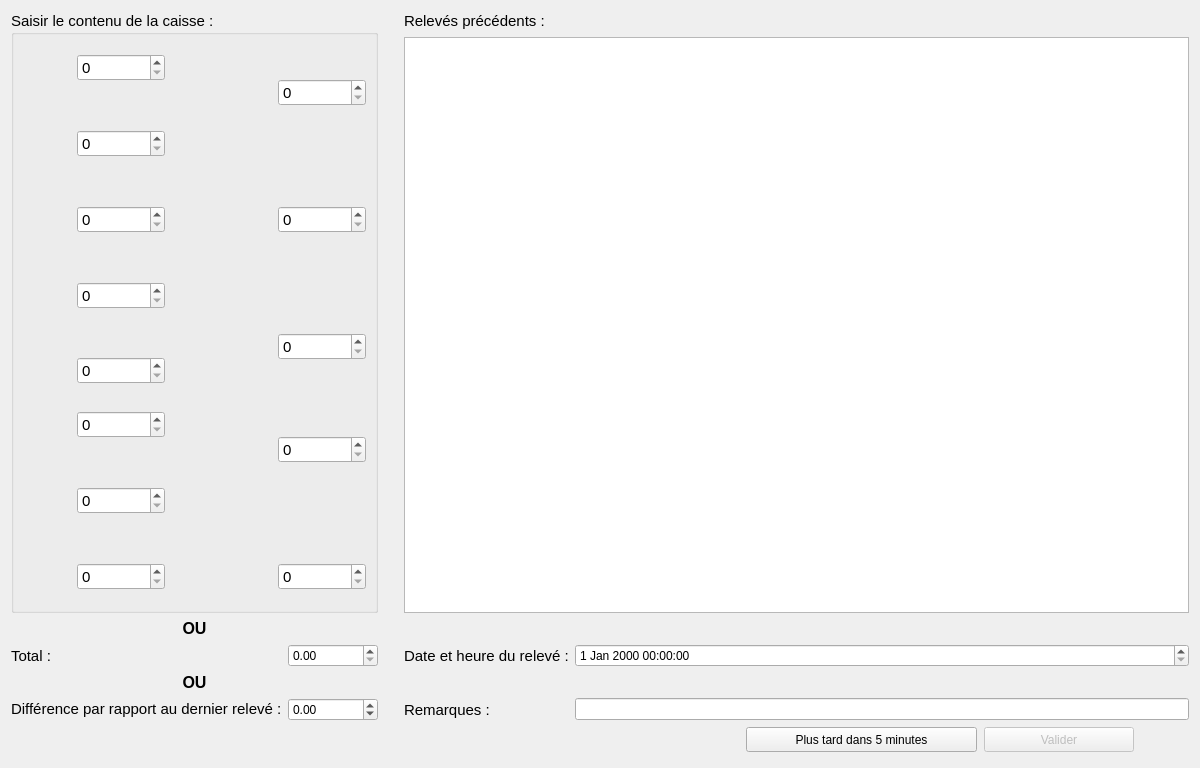
This is d_releve.ui in nivhg/ludopen as Qt 5 draws it before an edit. The edited form follows.
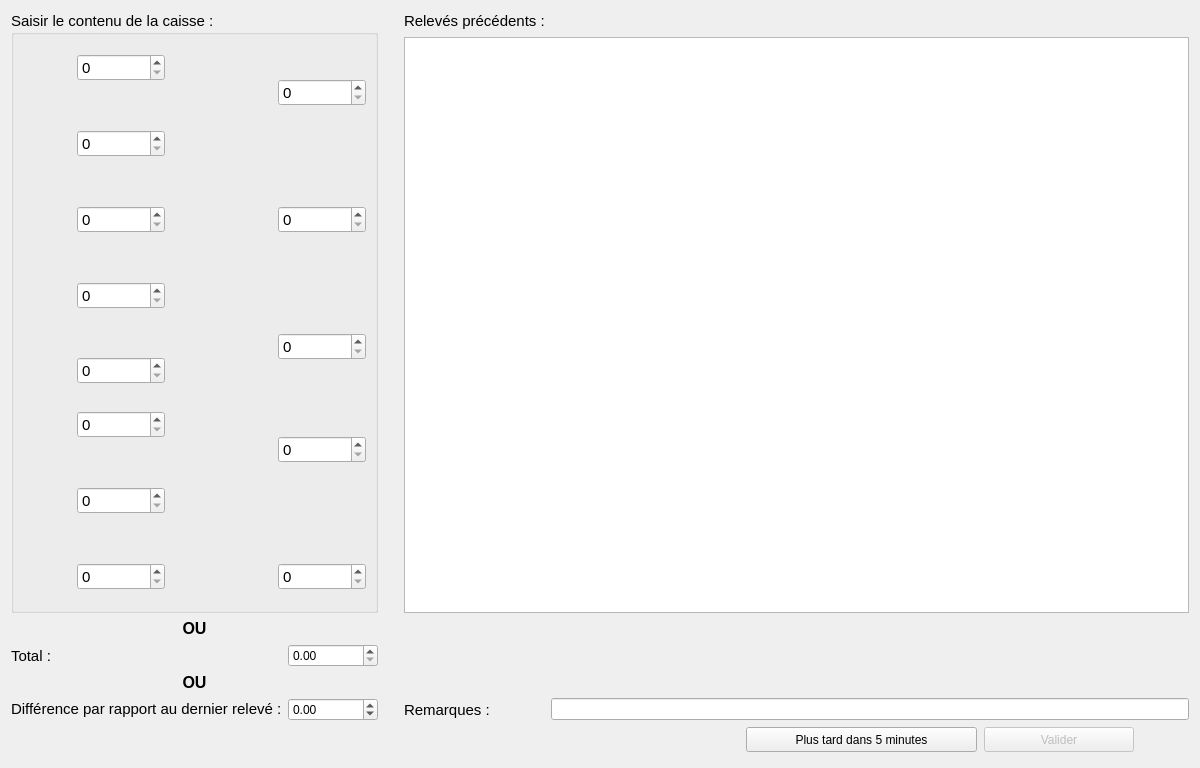
This is the edited form. Icons and pictures are not drawn.

```diff
--- a/d_releve.ui
+++ b/d_releve.ui
@@ -445,21 +445,6 @@
    <item row="7" column="9">
     <widget class="QLineEdit" name="Le_Remarques"/>
    </item>
-   <item row="4" column="9">
-    <widget class="QDateTimeEdit" name="DtE_Releve"/>
-   </item>
-   <item row="4" column="8">
-    <widget class="QLabel" name="Lb_Releve">
-     <property name="font">
-      <font>
-       <pointsize>11</pointsize>
-      </font>
-     </property>
-     <property name="text">
-      <string>Date et heure du relevé :</string>
-     </property>
-    </widget>
-   </item>
    <item row="7" column="8">
     <widget class="QLabel" name="label_17">
      <property name="font">
```
